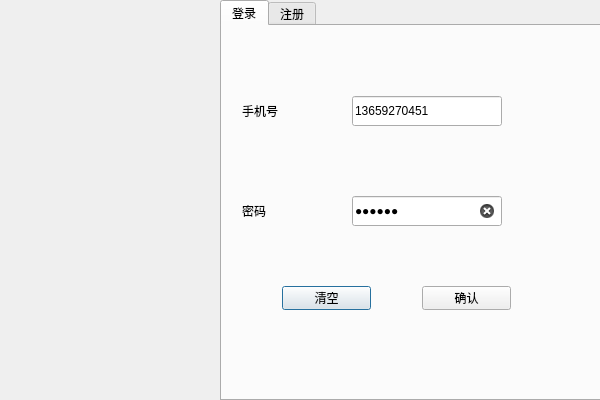
Old version of the form VideoConference/view/login/logindialog.ui in the repository wcy7704025510-cloud/-.
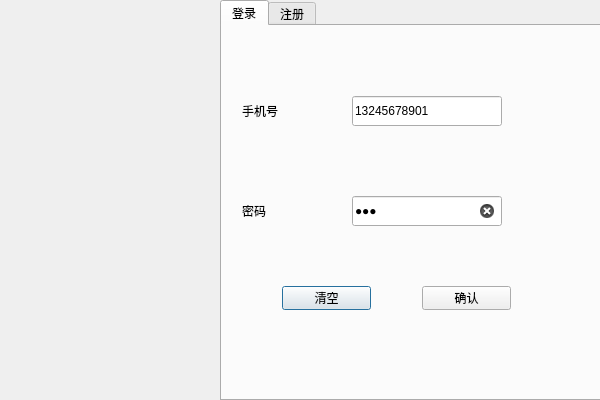
New version of the form. Icons and pictures are not drawn.

The edit to the form file:
```diff
--- a/VideoConference/view/login/logindialog.ui
+++ b/VideoConference/view/login/logindialog.ui
@@ -77,7 +77,7 @@
       </rect>
      </property>
      <property name="text">
-      <string>13659270451</string>
+      <string>13245678901</string>
      </property>
     </widget>
     <widget class="QLineEdit" name="le_pass">
@@ -90,7 +90,7 @@
       </rect>
      </property>
      <property name="text">
-      <string>wcy123</string>
+      <string>123</string>
      </property>
      <property name="echoMode">
       <enum>QLineEdit::Password</enum>
```
Left out of the diff: 4 changed lines with no effect on the pictures.
